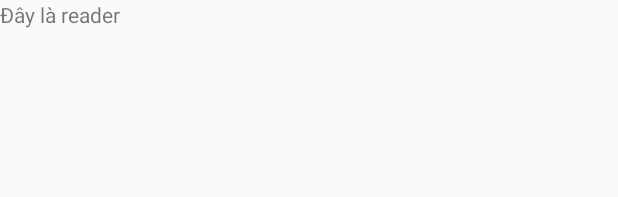
After one commit to maytinhdibo/mindBook, an Android app: the layout activity_reader.xml on its own in the app's theme, with its tools: preview values and no code run, on a phone screen of 412 x 824 dp. The commit adds this screen. Shown: the top 197 px of the screen. Run offline under Robolectric (Android 15) with nearby library versions, the phone set to English and light mode, and no system bars.

Commit message:
Reader page

```diff
--- a/app/src/main/AndroidManifest.xml
+++ b/app/src/main/AndroidManifest.xml
@@ -14,12 +14,12 @@
         <activity android:name="com.mtc.mindbook.MainActivity">
             <intent-filter>
                 <action android:name="android.intent.action.MAIN" />
-
                 <category android:name="android.intent.category.LAUNCHER" />
             </intent-filter>
         </activity>
         <activity android:name="com.mtc.mindbook.DetailActivity">
-
+        </activity>
+        <activity android:name="com.mtc.mindbook.ReaderActivity">
         </activity>
     </application>
 
--- a/app/src/main/res/color/bottom_nav_item.xml
+++ b/app/src/main/res/color/bottom_nav_item.xml
@@ -1,6 +1,6 @@
 <?xml version="1.0" encoding="utf-8"?>
 <selector xmlns:android="http://schemas.android.com/apk/res/android">
-    <item android:color="#345" android:state_selected="true"></item>
+    <item android:color="@color/primaryColor" android:state_selected="true"></item>
     <item android:color="#99242F3A" android:state_selected="false"></item>
 
 </selector>
--- a/app/src/main/res/layout/activity_home.xml
+++ b/app/src/main/res/layout/activity_home.xml
@@ -23,7 +23,7 @@
             android:layout_width="match_parent"
             android:layout_height="225dp"
             app:sliderAnimationDuration="500"
-            app:sliderAutoCycleDirection="back_and_forth"
+            app:sliderAutoCycleDirection="right"
             app:sliderAutoCycleEnabled="true"
             app:sliderIndicatorAnimationDuration="500"
             app:sliderIndicatorGravity="center_horizontal|bottom"
--- a/app/src/main/res/layout/activity_main.xml
+++ b/app/src/main/res/layout/activity_main.xml
@@ -4,7 +4,8 @@
     xmlns:tools="http://schemas.android.com/tools"
     android:layout_width="match_parent"
     android:layout_height="match_parent"
-    tools:context=".MainActivity">
+    tools:context=".MainActivity"
+    >
 
     <FrameLayout
         android:id="@+id/frame_main"
--- /dev/null
+++ b/app/src/main/res/layout/activity_reader.xml
@@ -0,0 +1,13 @@
+<?xml version="1.0" encoding="utf-8"?>
+<androidx.constraintlayout.widget.ConstraintLayout xmlns:android="http://schemas.android.com/apk/res/android"
+    xmlns:tools="http://schemas.android.com/tools"
+    android:layout_width="match_parent"
+    android:layout_height="match_parent">
+
+    <TextView
+        android:id="@+id/reader"
+        android:layout_width="wrap_content"
+        android:layout_height="wrap_content"
+        android:text="Đây là reader"
+        tools:ignore="MissingConstraints" />
+</androidx.constraintlayout.widget.ConstraintLayout>
--- a/app/src/main/res/values/colors.xml
+++ b/app/src/main/res/values/colors.xml
@@ -2,7 +2,8 @@
 <resources>
     <color name="colorPrimary">#3F51B5</color>
     <color name="colorPrimaryDark">#303F9F</color>
-    <color name="colorAccent">#c6d6f0</color>
-    <color name="colorGray">#757575</color>
+    <color name="colorAccent">#FF0000</color>
     <color name="backgroundNav">#FFFFFF</color>
+
+    <color name="primaryColor">#673ab7</color>
 </resources>
--- a/app/src/main/res/values/styles.xml
+++ b/app/src/main/res/values/styles.xml
@@ -1,13 +1,21 @@
 <resources>
 
     <!-- Base application theme. -->
-    <style name="AppTheme" parent="Theme.AppCompat.Light.DarkActionBar">
+    <style name="AppTheme" parent="Theme.AppCompat.Light.NoActionBar">
         <!-- Customize your theme here. -->
         <item name="android:windowLightStatusBar">true</item>
         <item name="colorPrimary">@color/bottom_nav_item</item>
         <item name="colorPrimaryDark">@color/backgroundNav</item>
         <item name="colorAccent">@color/colorAccent</item>
     </style>
+
+
+    <style name="DetailTheme" parent="Theme.AppCompat.Light.NoActionBar">
+        <!-- Customize your theme here. -->
+        <item name="android:windowTranslucentStatus">true</item>
+
+    </style>
+
 
     <style name="title">
         <item name="android:layout_marginTop">6dp</item>
```
Also changed, not shown: app/src/main/java/com/mtc/mindbook/DetailActivity.java (+67 -11 lines), app/src/main/java/com/mtc/mindbook/ReaderActivity.java (added, +50 -0 lines), app/src/main/res/layout/activity_detail.xml (added, +103 -0 lines), app/src/main/res/layout/activity_song.xml (deleted, +0 -18 lines).
